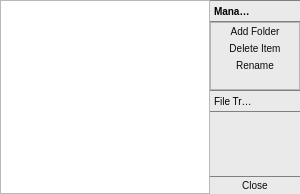
Old version of the form bin/data/ui/inventory_main.ui in the repository realXtend/tundra.
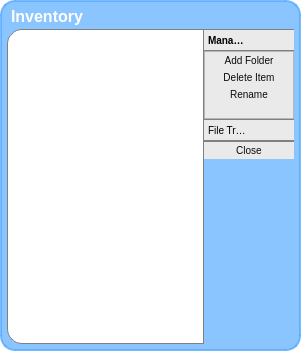
New version of the form. Icons and pictures are not drawn.

Commit message: * Webdav inventory: working browsing, reanaming folders/resources, upload, download, delete folder/resource. * InventoryModule: small changes to InventoryWindow and the AbstractInventoryDataModel. New internal widget GUI, drag from top bar area, size is static due resize does not work properly. CMake changes to add qt resource file. * Python webdav lib: small changes to return values as strings to C++ side. New implementation for renaming resources.

```diff
--- a/bin/data/ui/inventory_main.ui
+++ b/bin/data/ui/inventory_main.ui
@@ -6,8 +6,8 @@
    <rect>
     <x>0</x>
     <y>0</y>
-    <width>300</width>
-    <height>194</height>
+    <width>301</width>
+    <height>351</height>
    </rect>
   </property>
   <property name="sizePolicy">
@@ -25,7 +25,14 @@
   <property name="styleSheet">
    <string>/* Containers */
 QWidget#inventorymain {
-	background-color: rgb(234, 234, 234);
+	background-color: rgba(255, 255, 255, 0);
+}
+
+QFrame#MainFrame {
+	background-color: rgba(85, 170, 255, 175);
+	border: 2px solid rgba(85, 170, 255, 200);
+	padding: 5px;
+	border-radius:15px;
 }
 
 QFrame {
@@ -51,7 +58,41 @@
 
 /* QTreeView */
 QTreeView#treeView {
-	background-color: none;
+	background-color: rgb(255, 255, 255);
+	border: 1px solid grey;
+	border-top-left-radius:15px;
+	border-bottom-left-radius:15px;
+}
+QTreeView::item {
+    border: 0px;
+}
+QTreeView::item:selected {
+	color: rgb(23, 65, 255);
+}
+QTreeView::item:selected:hover {
+	color: rgb(23, 65, 255);
+}
+QTreeView::item:hover {
+	color: rgb(61, 122, 255);
+}
+QTreeView::branch:has-siblings:!adjoins-item {
+    border-image: url(:/images/iconBranchVLine.png) 0;
+}
+QTreeView::branch:has-siblings:adjoins-item {
+    border-image: url(:/images/iconBranchMore.png) 0;
+}
+QTreeView::branch:!has-children:!has-siblings:adjoins-item {
+    border-image: url(:/images/iconBranchEnd.png) 0;
+}
+QTreeView::branch:has-children:!has-siblings:closed,
+QTreeView::branch:closed:has-children:has-siblings {
+        border-image: none;
+        image: url(:/images/iconFolderClosed.png);
+}
+QTreeView::branch:open:has-children:!has-siblings,
+QTreeView::branch:open:has-children:has-siblings  {
+        border-image: none;
+        image: url(:/images/iconFolderOpen.png);
 }
 
 /* QPushButton */
@@ -72,12 +113,47 @@
 }
 QPushButton#pushButton_Close {
 	border-top: 1px solid grey;
-}</string>
+}
+
+
+</string>
   </property>
   <layout class="QHBoxLayout" name="horizontalLayout">
+   <property name="spacing">
+    <number>0</number>
+   </property>
    <property name="margin">
     <number>0</number>
    </property>
+   <item>
+    <widget class="QFrame" name="MainFrame">
+     <property name="frameShape">
+      <enum>QFrame::StyledPanel</enum>
+     </property>
+     <property name="frameShadow">
+      <enum>QFrame::Raised</enum>
+     </property>
+     <layout class="QVBoxLayout" name="verticalLayout">
+      <property name="spacing">
+       <number>0</number>
+      </property>
+      <property name="margin">
+       <number>0</number>
+      </property>
+      <item>
+       <widget class="QLabel" name="label">
+        <property name="styleSheet">
+         <string>font-size: 16px;
+font: bold;
+color: rgb(255, 255, 255);
+padding-bottom: 3px;
+background-color: rgba(255, 255, 255, 0);</string>
+        </property>
+        <property name="text">
+         <string>Inventory</string>
+        </property>
+       </widget>
+      </item>
    <item>
     <layout class="QHBoxLayout" name="horizontalLayout_BottomContainer" stretch="3,1">
      <property name="spacing">
@@ -86,6 +162,9 @@
      <property name="sizeConstraint">
       <enum>QLayout::SetDefaultConstraint</enum>
      </property>
+        <property name="topMargin">
+         <number>0</number>
+        </property>
      <item>
       <widget class="QTreeView" name="treeView">
        <property name="enabled">
@@ -141,7 +220,7 @@
      <item>
       <layout class="QVBoxLayout" name="verticalLayout_RightContainer">
        <property name="spacing">
-        <number>6</number>
+           <number>0</number>
        </property>
        <item>
         <widget class="QToolBox" name="toolBoxMenu">
@@ -291,6 +370,13 @@
          </widget>
         </widget>
        </item>
+          <item>
+           <widget class="QPushButton" name="pushButton_Close">
+            <property name="text">
+             <string>Close</string>
+            </property>
+           </widget>
+          </item>
        <item>
         <spacer name="verticalSpacer">
          <property name="orientation">
@@ -304,16 +390,12 @@
          </property>
         </spacer>
        </item>
-       <item>
-        <widget class="QPushButton" name="pushButton_Close">
-         <property name="text">
-          <string>Close</string>
-         </property>
-        </widget>
-       </item>
-      </layout>
-     </item>
-    </layout>
+         </layout>
+        </item>
+       </layout>
+      </item>
+     </layout>
+    </widget>
    </item>
   </layout>
  </widget>
```
Left out of the diff: 2 changed lines with no effect on the pictures. Lines whose indentation alone changed are shown as unchanged. The commit also changes 20 other files.
